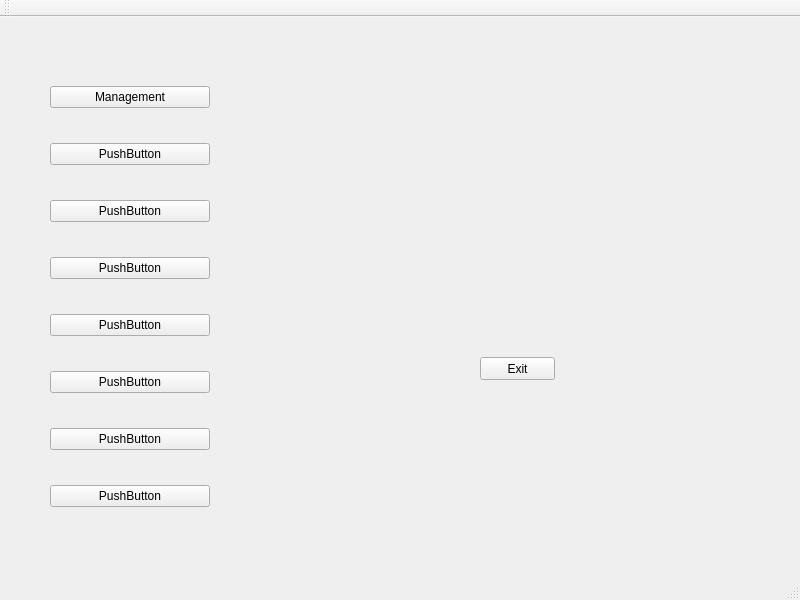
Before: the Qt Designer form cleansky_LMSM/ui_to_py_by_qtdesigner/Menu.ui in HouzeZHANG/CSLMSM, drawn with Qt 5.
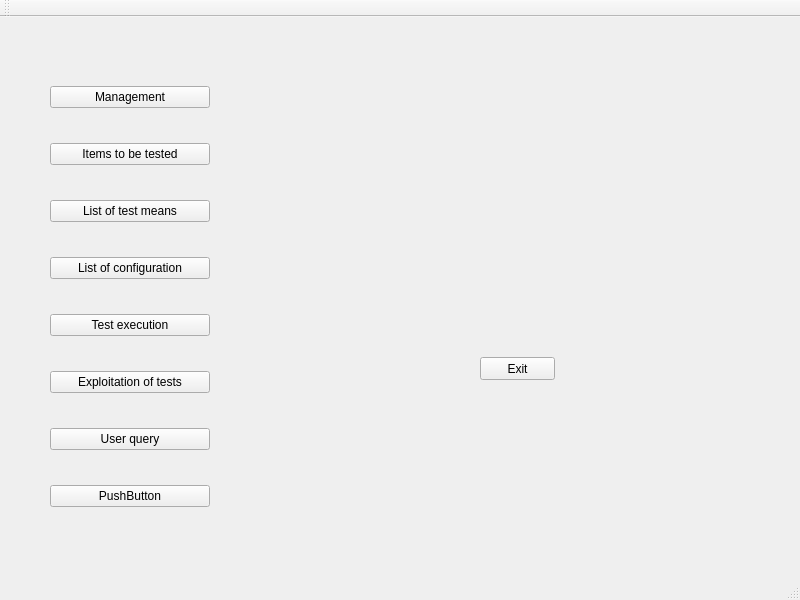
After: the same form once the commit is applied.

The edit to the form file:
```diff
--- a/cleansky_LMSM/ui_to_py_by_qtdesigner/Menu.ui
+++ b/cleansky_LMSM/ui_to_py_by_qtdesigner/Menu.ui
@@ -34,42 +34,42 @@
      <item>
       <widget class="QPushButton" name="pushButton_3">
        <property name="text">
-        <string>PushButton</string>
+        <string>Items to be tested</string>
        </property>
       </widget>
      </item>
      <item>
       <widget class="QPushButton" name="pushButton_4">
        <property name="text">
-        <string>PushButton</string>
+        <string>List of test means</string>
        </property>
       </widget>
      </item>
      <item>
       <widget class="QPushButton" name="pushButton_5">
        <property name="text">
-        <string>PushButton</string>
+        <string>List of configuration</string>
        </property>
       </widget>
      </item>
      <item>
       <widget class="QPushButton" name="pushButton_6">
        <property name="text">
-        <string>PushButton</string>
+        <string>Test execution</string>
        </property>
       </widget>
      </item>
      <item>
       <widget class="QPushButton" name="pushButton_7">
        <property name="text">
-        <string>PushButton</string>
+        <string>Exploitation of tests</string>
        </property>
       </widget>
      </item>
      <item>
       <widget class="QPushButton" name="pushButton_8">
        <property name="text">
-        <string>PushButton</string>
+        <string>User query</string>
        </property>
       </widget>
      </item>
```
Left out of the diff: 16 changed lines with no effect on the pictures.
